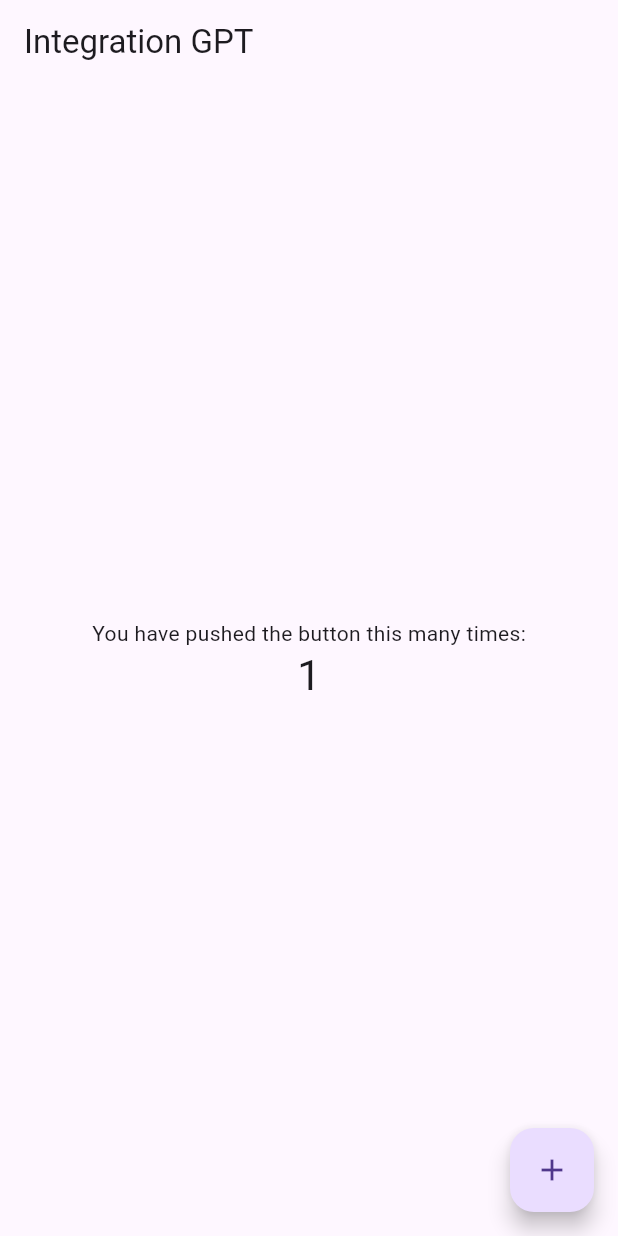
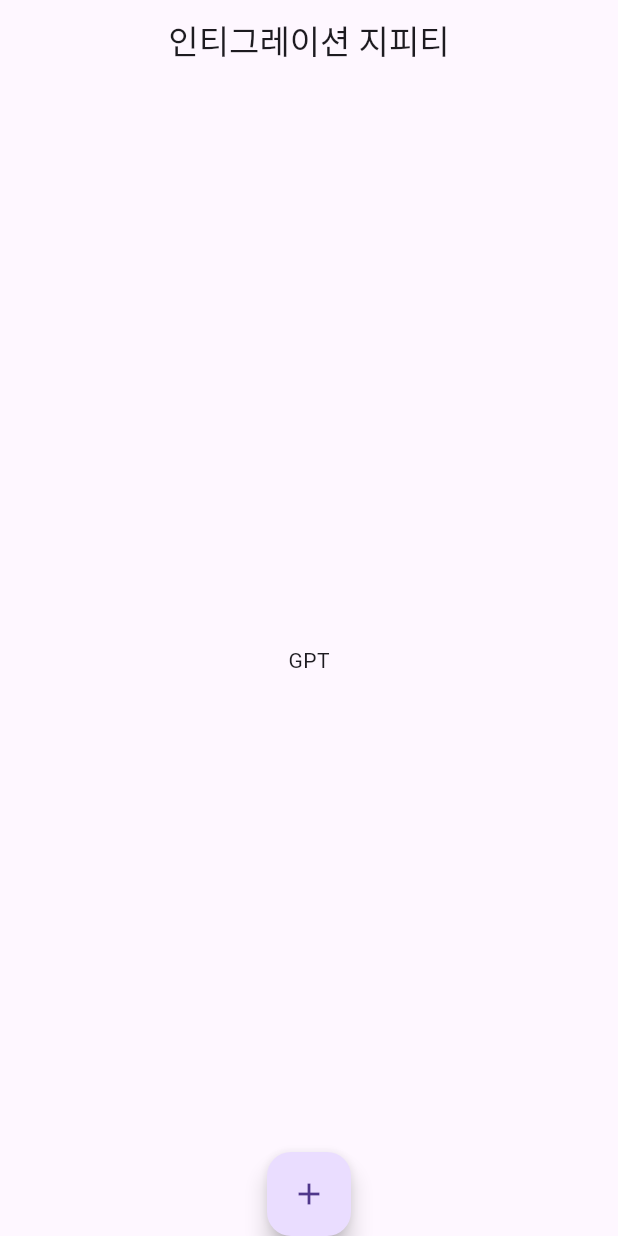
Before and after one commit to medistream-team/integration-gpt, a Flutter app: the screen it shows after launch, after a tap on the "add" icon, on a phone screen of 412 x 824 dp. Run offline on Flutter 3.47's test engine with Material 2 defaults, Android fonts, the phone set to English and light mode, and no system bars; our stand-ins replace get_it.

```diff
--- /dev/null
+++ b/lib/injector.dart
@@ -0,0 +1,7 @@
+import 'package:get_it/get_it.dart';
+
+final injector = GetIt.instance;
+
+Future<void> initializeDependencies() async {
+
+}
--- a/lib/main.dart
+++ b/lib/main.dart
@@ -1,6 +1,12 @@
 import 'package:flutter/material.dart';
+import 'package:integration_gpt/injector.dart';
+import 'package:integration_gpt/ui/pages/home_page.dart';
 
 void main() {
+  // WidgetsBinding widgetsBinding = WidgetsFlutterBinding.ensureInitialized();
+
+  initializeDependencies();
+
   runApp(const MyApp());
 }
 
@@ -14,54 +20,7 @@ class MyApp extends StatelessWidget {
       title: 'Integration GPT',
       theme: ThemeData.light(useMaterial3: true),
       darkTheme: ThemeData.dark(useMaterial3: true),
-      home: const MyHomePage(title: 'Integration GPT'),
+      home: const HomePage(),
     );
   }
 }
-
-class MyHomePage extends StatefulWidget {
-  const MyHomePage({super.key, required this.title});
-
-  final String title;
-
-  @override
-  State<MyHomePage> createState() => _MyHomePageState();
-}
-
-class _MyHomePageState extends State<MyHomePage> {
-  int _counter = 0;
-
-  void _incrementCounter() {
-    setState(() {
-      _counter++;
-    });
-  }
-
-  @override
-  Widget build(BuildContext context) {
-    return Scaffold(
-      appBar: AppBar(
-        title: Text(widget.title),
-      ),
-      body: Center(
-        child: Column(
-          mainAxisAlignment: MainAxisAlignment.center,
-          children: <Widget>[
-            const Text(
-              'You have pushed the button this many times:',
-            ),
-            Text(
-              '$_counter',
-              style: Theme.of(context).textTheme.headlineMedium,
-            ),
-          ],
-        ),
-      ),
-      floatingActionButton: FloatingActionButton(
-        onPressed: _incrementCounter,
-        tooltip: 'Increment',
-        child: const Icon(Icons.add),
-      ),
-    );
-  }
-}
--- /dev/null
+++ b/lib/ui/pages/home_page.dart
@@ -0,0 +1,31 @@
+import 'package:flutter/material.dart';
+
+class HomePage extends StatefulWidget {
+  const HomePage({Key? key}) : super(key: key);
+
+  @override
+  State<HomePage> createState() => _HomePageState();
+}
+
+class _HomePageState extends State<HomePage> {
+  @override
+  Widget build(BuildContext context) {
+    return Scaffold(
+      floatingActionButton: FloatingActionButton(
+        onPressed: () { debugPrint('새 채팅'); },
+        tooltip: '새 채팅',
+        child: const Icon(Icons.add),
+      ),
+      floatingActionButtonLocation: FloatingActionButtonLocation.centerDocked,
+      appBar: AppBar(
+        title: const Text('인티그레이션 지피티'),
+        centerTitle: true,
+      ),
+      body: const SafeArea(
+        child: Center(
+          child: Text('GPT'),
+        ),
+      ),
+    );
+  }
+}
--- a/pubspec.yaml
+++ b/pubspec.yaml
@@ -14,6 +14,7 @@ dependencies:
 
   cupertino_icons: ^1.0.2
   provider: ^6.0.5
+  get_it: ^7.3.0
 
 dev_dependencies:
   flutter_test:
```
Also changed, not shown: lib/ui/pages/home_viewmodel.dart (added), pubspec.lock, 6 other files.
